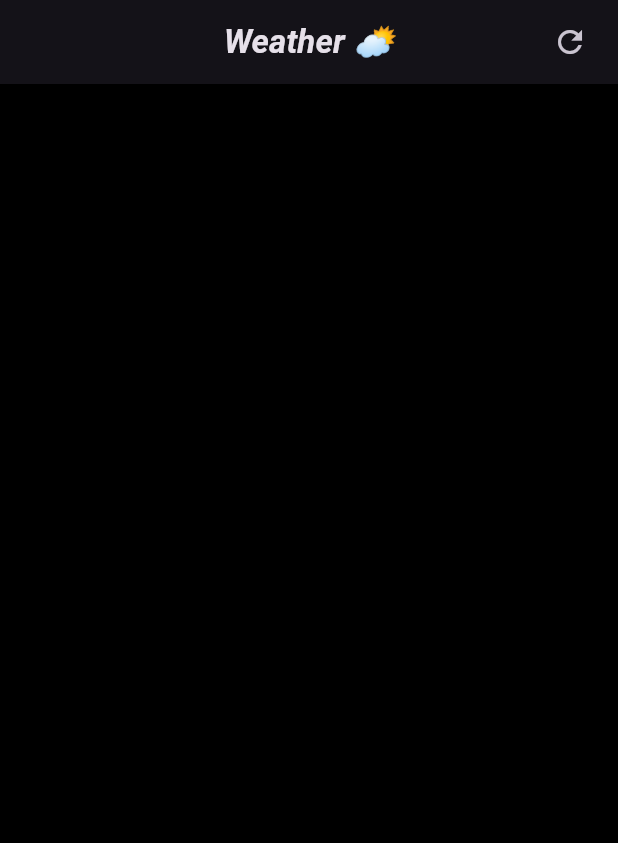
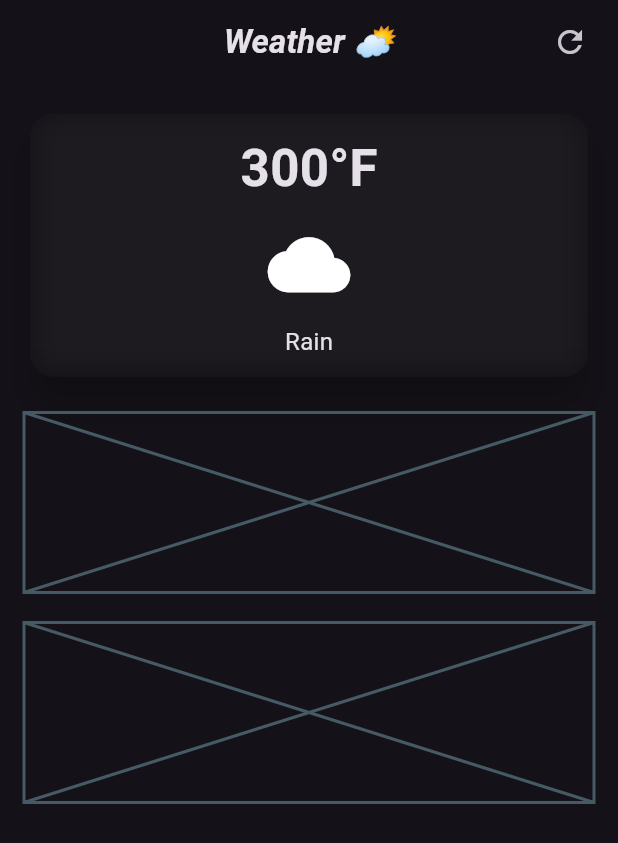
Before and after one commit to shshaheen/Instant_Weather, a Flutter app: the screen it shows after launch, on a phone screen of 412 x 824 dp. Shown: the top 843 px of the screen. Run offline on Flutter 3.47's test engine with Material 3 defaults, Android fonts, the phone set to English and light mode, and no system bars.

Commit message:
Main Card Created!

```diff
--- a/lib/weather_screen.dart
+++ b/lib/weather_screen.dart
@@ -1,3 +1,5 @@
+import 'dart:ui';
+
 import 'package:flutter/material.dart';
 
 class WeatherScreen extends StatelessWidget {
@@ -6,7 +8,7 @@ class WeatherScreen extends StatelessWidget {
   @override
   Widget build(BuildContext context) {
     return Scaffold(
-      backgroundColor: Colors.black,
+      // backgroundColor: Colors.black,
       appBar: AppBar(
         // backgroundColor: const Color.fromARGB(255, 239, 162, 18),
         title: Text(
@@ -32,7 +34,59 @@ class WeatherScreen extends StatelessWidget {
             // ),
         ],
       ),
+      body: Padding(
+        padding: const EdgeInsets.all(16.0),
+        child: Column(
+          children: [
+            // Main Card
+            SizedBox(
+              width: double.infinity,
+              child: Card(
+                elevation: 10,
+                shape: RoundedRectangleBorder(
+                  borderRadius:BorderRadius.circular(16) ),
 
+                child: ClipRRect(
+                  borderRadius: BorderRadius.circular(16),
+                  child: BackdropFilter(
+                    filter: ImageFilter.blur(sigmaX: 10, sigmaY: 10),
+                    child: Column(
+                      children: [
+                        const SizedBox(height: 12,),
+                        Text(
+                          "300°F",
+                          style: TextStyle(
+                          fontSize: 34,
+                          fontWeight: FontWeight.bold,
+                        ),
+                        ),
+                        const SizedBox(height: 12,),
+                        Icon(Icons.cloud,size: 55),
+                        const SizedBox(height: 12,),
+                        Text("Rain",style: TextStyle(fontSize: 16),),
+                        const SizedBox(height: 12,),
+                      ],
+                    ),
+                  ),
+                ),
+
+              ),
+            ),
+            const SizedBox(height: 20),
+
+            // Weather Forecast Card
+            Placeholder(
+            fallbackHeight: 120,
+            ),
+            const SizedBox(height: 20),
+
+            // Addition Information Card
+            Placeholder(
+            fallbackHeight: 120,
+            ),
+          ],
+        ),
+      ),
     );
   }
 }
```
